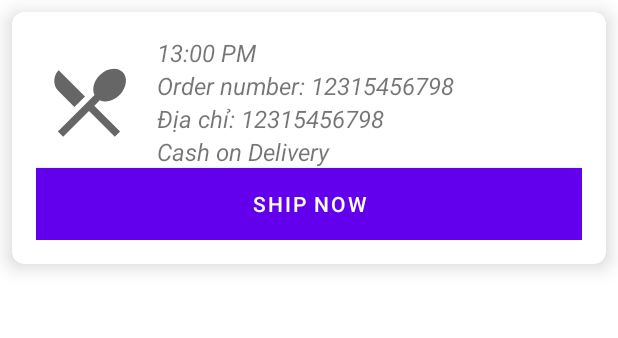
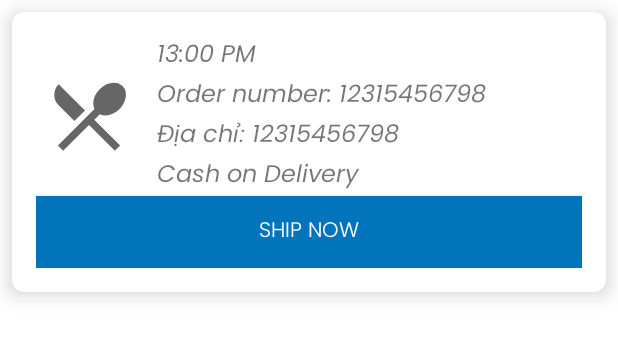
Before and after one commit to phamquanghungkma/ShippingKotlinApp, an Android app: the layout layout_shipping_order.xml on its own in the app's theme, with its tools: preview values and no code run, on a phone screen of 412 x 824 dp. Shown: the top 338 px of the screen. Run offline under Robolectric (Android 15) with nearby library versions, the phone set to English and light mode, and no system bars.

Commit message:
finish update

```diff
--- a/app/src/main/java/com/tofukma/shippingapp/Adapter/MyShippingOrderAdapter.kt
+++ b/app/src/main/java/com/tofukma/shippingapp/Adapter/MyShippingOrderAdapter.kt
@@ -61,13 +61,13 @@ Glide.with(context)
     .into(holder.img_food)
         holder.txt_date!!.text = StringBuilder(simpleDateFormat.format(shippingOrderModelList[position].orderModel!!.createDate))
 
-   Common.setPanStringColor("No.: ",shippingOrderModelList[position].orderModel!!.key,
+   Common.setPanStringColor("Mã đơn: ",shippingOrderModelList[position].orderModel!!.key,
        holder.txt_order_number,Color.parseColor("#BA454A"))
 
-    Common.setPanStringColor("Adress.: ",shippingOrderModelList[position].orderModel!!.shippingAddress,
+    Common.setPanStringColor("Địa chỉ : ",shippingOrderModelList[position].orderModel!!.shippingAddress,
         holder.txt_order_address,Color.parseColor("#BA454A"))
 
-    Common.setPanStringColor("Payment.: ",shippingOrderModelList[position].orderModel!!.transactionId,
+    Common.setPanStringColor("Thanh toán: ",shippingOrderModelList[position].orderModel!!.transactionId,
         holder.txt_payment,Color.parseColor("#BA454A"))
 
         if(shippingOrderModelList[position].isStartTrip){
--- /dev/null
+++ b/app/src/main/res/drawable/rounded_shape.xml
@@ -0,0 +1,14 @@
+<?xml version="1.0" encoding="utf-8"?>
+<shape
+    xmlns:android="http://schemas.android.com/apk/res/android"
+    android:shape="rectangle"   >
+
+    <solid
+        android:color="@color/colorAccent" >
+    </solid>
+
+    <corners
+        android:radius="30dp"   >
+    </corners>
+
+</shape>
--- a/app/src/main/res/layout/layout_shipping_order.xml
+++ b/app/src/main/res/layout/layout_shipping_order.xml
@@ -38,7 +38,7 @@
                 android:id="@+id/txt_date"
                 android:textSize="16sp"
                 android:text="13:00 PM"
-                android:textStyle="italic"
+                android:fontFamily="@font/poppins_italic"
                 />
             <TextView
                 android:layout_width="match_parent"
@@ -46,7 +46,7 @@
                 android:id="@+id/txt_order_number"
                 android:textSize="16sp"
                 android:text="Order number: 12315456798"
-                android:textStyle="italic"
+                android:fontFamily="@font/poppins_italic"
                 />
             <TextView
                 android:layout_width="match_parent"
@@ -54,7 +54,7 @@
                 android:id="@+id/txt_order_address"
                 android:textSize="16sp"
                 android:text="Địa chỉ: 12315456798"
-                android:textStyle="italic"
+                android:fontFamily="@font/poppins_italic"
                 />
             <TextView
                 android:layout_width="match_parent"
@@ -62,17 +62,20 @@
                 android:id="@+id/txt_payment"
                 android:textSize="16sp"
                 android:text="Cash on Delivery"
-                android:textStyle="italic"
+                android:fontFamily="@font/poppins_italic"
                 />
         </LinearLayout>
     </LinearLayout>
     <com.google.android.material.button.MaterialButton
+        style="@style/AppTheme.RoundedCornerMaterialButton"
+        app:cornerRadius="16dp"
         android:layout_width="match_parent"
         android:layout_height="wrap_content"
         android:layout_gravity="center"
         android:id="@+id/btn_ship_now"
         android:background="@android:color/holo_blue_dark"
         android:textColor="@android:color/white"
+        android:fontFamily="@font/poppins_light"
         android:text="Ship Now"/>
 </LinearLayout>
 </androidx.cardview.widget.CardView>
--- a/app/src/main/res/values/styles.xml
+++ b/app/src/main/res/values/styles.xml
@@ -2,7 +2,7 @@
     <!-- Base application theme. -->
     <style name="AppTheme" parent="Theme.MaterialComponents.Light.NoActionBar">
         <!-- Customize your theme here. -->
-        <item name="colorPrimary">@color/colorPrimary</item>
+        <item name="colorPrimary">#0274BC</item>
         <item name="colorPrimaryDark">@color/colorPrimaryDark</item>
         <item name="colorAccent">@color/colorAccent</item>
     </style>
@@ -11,6 +11,9 @@
         <item name="windowActionBar">false</item>
         <item name="windowNoTitle">true</item>
     </style>
+    <style name="AppTheme.RoundedCornerMaterialButton" parent="Widget.AppCompat.Button.Colored">
+        <item name="android:background">@drawable/rounded_shape</item>
+    </style>
 
     <style name="AppTheme.AppBarOverlay" parent="ThemeOverlay.AppCompat.Dark.ActionBar" />
 
```
Also changed, not shown: app/src/main/res/font/poppins_black.ttf (added), app/src/main/res/font/poppins_bold.ttf (added), app/src/main/res/font/poppins_italic.ttf (added), app/src/main/res/font/poppins_light.ttf (added), app/src/main/res/font/poppins_medium.ttf (added).
